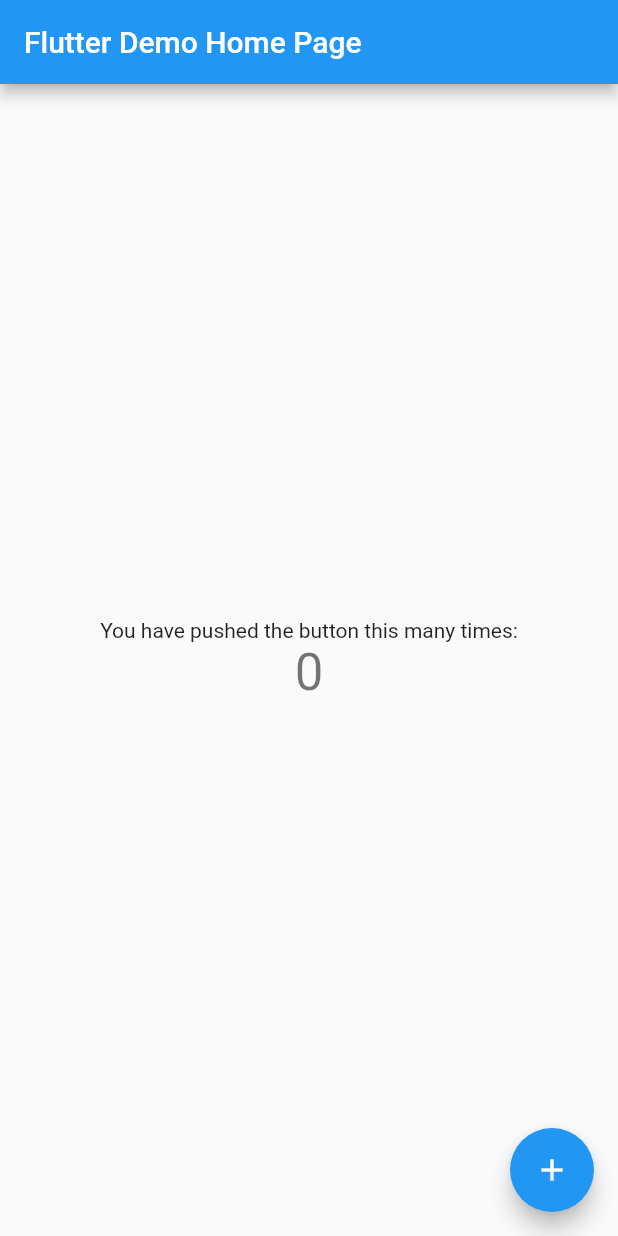
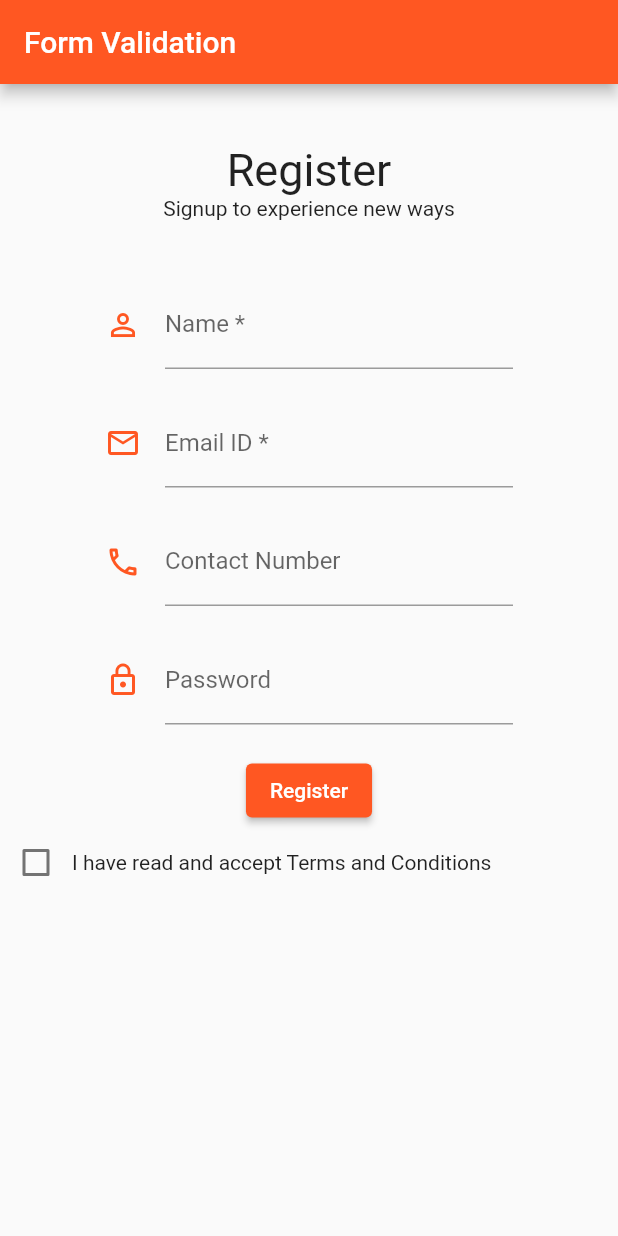
Before and after one commit to thezaeemaanwar/07--Flutter-From-with-validations, a Flutter app: the screen it shows after launch, on a phone screen of 412 x 824 dp. Run offline on Flutter 3.47's test engine with Material 2 defaults, Android fonts, the phone set to English and light mode, and no system bars.

Commit message:
📦 NEW : Signup form and validations

```diff
--- a/lib/main.dart
+++ b/lib/main.dart
@@ -5,109 +5,213 @@
 }
 
 class MyApp extends StatelessWidget {
-  // This widget is the root of your application.
   @override
   Widget build(BuildContext context) {
     return MaterialApp(
       title: 'Flutter Demo',
       theme: ThemeData(
-        // This is the theme of your application.
-        //
-        // Try running your application with "flutter run". You'll see the
-        // application has a blue toolbar. Then, without quitting the app, try
-        // changing the primarySwatch below to Colors.green and then invoke
-        // "hot reload" (press "r" in the console where you ran "flutter run",
-        // or simply save your changes to "hot reload" in a Flutter IDE).
-        // Notice that the counter didn't reset back to zero; the application
-        // is not restarted.
-        primarySwatch: Colors.blue,
+        primarySwatch: Colors.deepOrange,
       ),
-      home: MyHomePage(title: 'Flutter Demo Home Page'),
+      home: Home(),
+    );
+  }
+}
+
+class Home extends StatelessWidget {
+  @override
+  Widget build(BuildContext context) {
+    return Scaffold(
+      appBar: AppBar(
+        title: Text("Form Validation"),
+      ),
+      body: MyHomePage(),
     );
   }
 }
 
 class MyHomePage extends StatefulWidget {
   MyHomePage({Key key, this.title}) : super(key: key);
-
-  // This widget is the home page of your application. It is stateful, meaning
-  // that it has a State object (defined below) that contains fields that affect
-  // how it looks.
-
-  // This class is the configuration for the state. It holds the values (in this
-  // case the title) provided by the parent (in this case the App widget) and
-  // used by the build method of the State. Fields in a Widget subclass are
-  // always marked "final".
-
-  final String title;
-
+  final title;
   @override
   _MyHomePageState createState() => _MyHomePageState();
 }
 
 class _MyHomePageState extends State<MyHomePage> {
-  int _counter = 0;
+  // final formKey = GlobalKey<FormState>();
+  final GlobalKey<FormState> formKey = new GlobalKey<FormState>();
+  String name, email, phone, password;
 
-  void _incrementCounter() {
-    setState(() {
-      // This call to setState tells the Flutter framework that something has
-      // changed in this State, which causes it to rerun the build method below
-      // so that the display can reflect the updated values. If we changed
-      // _counter without calling setState(), then the build method would not be
-      // called again, and so nothing would appear to happen.
-      _counter++;
-    });
+  bool checkboxVal = false;
+  bool isPasswordCompliant(String password) {
+    bool isComplient = false;
+    bool hasUppercase = false;
+    bool hasDigits = false;
+    bool hasLowercase = false;
+    bool hasSpecialCharacters = false;
+    var character = '';
+    var i = 0;
+    if (password.isNotEmpty) {
+      hasSpecialCharacters =
+          password.contains(new RegExp(r'[!@#$%^&*(),.?":{}|<>]'));
+      while (i < password.length) {
+        character = password.substring(i, i + 1);
+        if (isDigit(character, 0)) {
+          hasDigits = true;
+        } else {
+          if (character == character.toUpperCase()) {
+            hasUppercase = true;
+          }
+          if (character == character.toLowerCase()) {
+            hasLowercase = true;
+          }
+        }
+        i++;
+      }
+    }
+    isComplient =
+        hasDigits & hasUppercase & hasLowercase & hasSpecialCharacters;
+    return isComplient;
   }
 
+  bool isDigit(String s, int idx) =>
+      "0".compareTo(s[idx]) <= 0 && "9".compareTo(s[idx]) >= 0;
   @override
   Widget build(BuildContext context) {
-    // This method is rerun every time setState is called, for instance as done
-    // by the _incrementCounter method above.
-    //
-    // The Flutter framework has been optimized to make rerunning build methods
-    // fast, so that you can just rebuild anything that needs updating rather
-    // than having to individually change instances of widgets.
     return Scaffold(
-      appBar: AppBar(
-        // Here we take the value from the MyHomePage object that was created by
-        // the App.build method, and use it to set our appbar title.
-        title: Text(widget.title),
-      ),
-      body: Center(
-        // Center is a layout widget. It takes a single child and positions it
-        // in the middle of the parent.
-        child: Column(
-          // Column is also a layout widget. It takes a list of children and
-          // arranges them vertically. By default, it sizes itself to fit its
-          // children horizontally, and tries to be as tall as its parent.
-          //
-          // Invoke "debug painting" (press "p" in the console, choose the
-          // "Toggle Debug Paint" action from the Flutter Inspector in Android
-          // Studio, or the "Toggle Debug Paint" command in Visual Studio Code)
-          // to see the wireframe for each widget.
-          //
-          // Column has various properties to control how it sizes itself and
-          // how it positions its children. Here we use mainAxisAlignment to
-          // center the children vertically; the main axis here is the vertical
-          // axis because Columns are vertical (the cross axis would be
-          // horizontal).
-          mainAxisAlignment: MainAxisAlignment.center,
-          children: <Widget>[
-            Text(
-              'You have pushed the button this many times:',
-            ),
-            Text(
-              '$_counter',
-              style: Theme.of(context).textTheme.headline4,
-            ),
-          ],
+        body: SingleChildScrollView(
+            child: Column(children: [
+      Column(children: [
+        SizedBox(height: 40),
+        Text(
+          "Register",
+          style: TextStyle(fontSize: 30),
+        ),
+        Text("Signup to experience new ways")
+      ]),
+      Container(
+        padding: EdgeInsets.symmetric(horizontal: 70),
+        // width: 50.0,
+        child: Form(
+          key: formKey,
+          child: Column(
+            children: [
+              Padding(padding: EdgeInsets.only(top: 40.0)),
+              TextFormField(
+                onSaved: (value) => {
+                  this.setState(() {
+                    name = value;
+                  })
+                },
+                decoration: InputDecoration(
+                    labelText: 'Name *',
+                    fillColor: Colors.blue,
+                    icon: Icon(
+                      Icons.person_outline,
+                      color: Colors.deepOrange,
+                    )),
+                validator: (String value) {
+                  return (value == null)
+                      ? 'Do not leave the name empty.'
+                      : null;
+                },
+                keyboardType: TextInputType.name,
+              ),
+              SizedBox(height: 20),
+              TextFormField(
+                onSaved: (value) => {},
+                decoration: InputDecoration(
+                    labelText: 'Email ID *',
+                    fillColor: Colors.blue,
+                    icon: Icon(
+                      Icons.email_outlined,
+                      color: Colors.deepOrange,
+                    )),
+                validator: (String value) {
+                  return (value == null)
+                      ? 'Email ID is required'
+                      : (!value.contains('@') || !value.contains('.'))
+                          ? 'Invalid Email'
+                          : null;
+                },
+                keyboardType: TextInputType.emailAddress,
+              ),
+              SizedBox(height: 20),
+              TextFormField(
+                onSaved: (value) => {},
+                decoration: InputDecoration(
+                    labelText: 'Contact Number',
+                    fillColor: Colors.blue,
+                    icon: Icon(
+                      Icons.phone_outlined,
+                      color: Colors.deepOrange,
+                    )),
+                validator: (String value) {
+                  return (value == null)
+                      ? 'Contact Number is required'
+                      : (value.length == 11 && int.parse(value) != null)
+                          ? null
+                          : 'Invalid Contact Number';
+                },
+                keyboardType: TextInputType.phone,
+              ),
+              SizedBox(height: 20),
+              TextFormField(
+                onSaved: (value) => {},
+                decoration: InputDecoration(
+                    labelText: 'Password',
+                    fillColor: Colors.blue,
+                    icon: Icon(
+                      Icons.lock_outline,
+                      color: Colors.deepOrange,
+                    )),
+                validator: (String value) {
+                  return (value == null)
+                      ? 'You must create a password first'
+                      : (value.length > 5)
+                          ? (isPasswordCompliant(value))
+                              ? null
+                              : 'Password must contain uppercase and lowercase letters, special letters and digits'
+                          : 'Psssword length must be greater than 5';
+                },
+                keyboardType: TextInputType.visiblePassword,
+              ),
+              SizedBox(height: 20),
+              ElevatedButton(
+                onPressed: () => {
+                  // skey.currentState.sa
+                  if (checkboxVal)
+                    {
+                      if (formKey.currentState.validate())
+                        {this.formKey.currentState.save()}
+                    }
+                  else
+                    {
+                      ScaffoldMessenger.of(context).showSnackBar(SnackBar(
+                          content: Text(
+                              'Please accept the terms and conditions forst')))
+                    }
+                },
+                child: Text("Register"),
+                style: ButtonStyle(
+                  alignment: Alignment.center,
+                ),
+              ),
+            ],
+          ),
         ),
       ),
-      floatingActionButton: FloatingActionButton(
-        onPressed: _incrementCounter,
-        tooltip: 'Increment',
-        child: Icon(Icons.add),
-      ), // This trailing comma makes auto-formatting nicer for build methods.
-    );
+      Row(
+        children: [
+          Checkbox(
+              value: checkboxVal,
+              onChanged: (bool val) => {
+                    this.setState(() {
+                      checkboxVal = val;
+                    })
+                  }),
+          Text("I have read and accept Terms and Conditions")
+        ],
+      )
+    ])));
   }
 }
```
